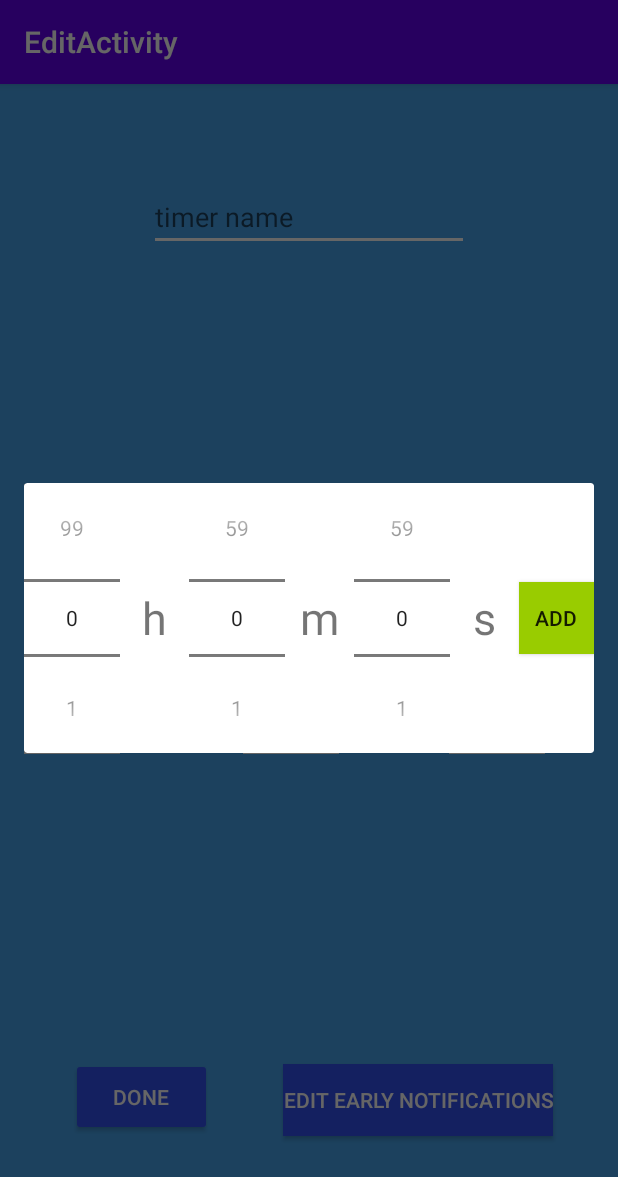
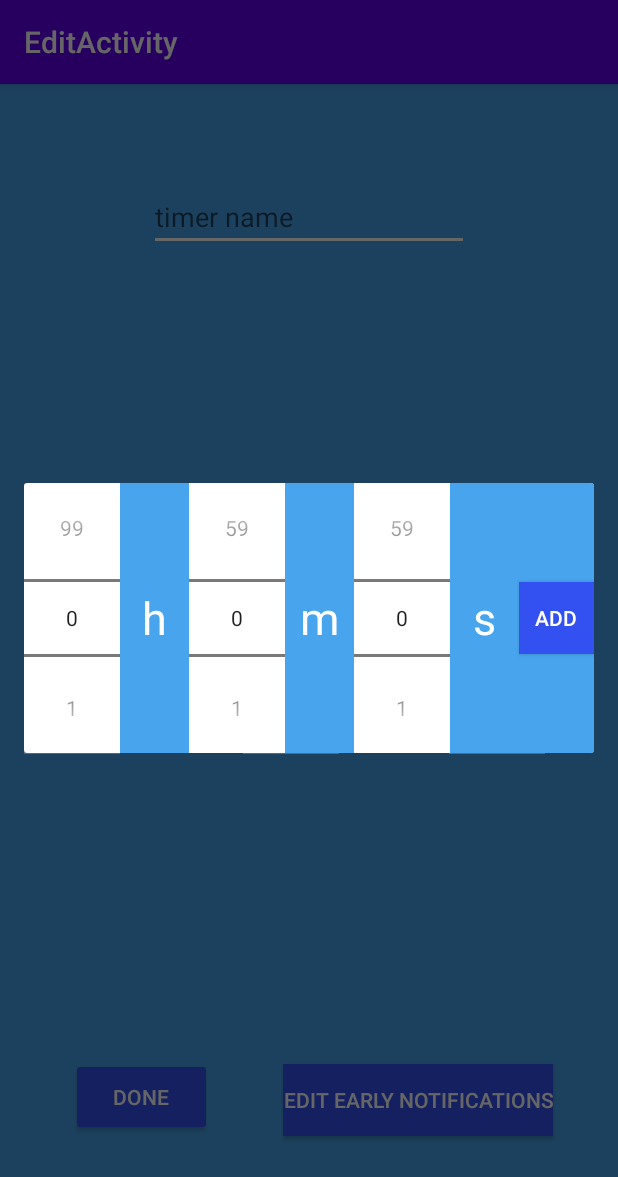
Before and after one commit to Nathanieljg/JuniorDesign, an Android app: the fragment AddEarlyNotificationFragment placed in its activity, on a phone screen of 412 x 824 dp. Shown: the top 1177 px of the screen. Run offline under Robolectric (Android 15) with nearby library versions, the light colour scheme and no system bars; 4 statements that could not run were skipped.

Commit message:
Update fragment_add_early_notification.xml

```diff
--- a/app/src/main/res/layout/fragment_add_early_notification.xml
+++ b/app/src/main/res/layout/fragment_add_early_notification.xml
@@ -1,63 +1,71 @@
 <?xml version="1.0" encoding="utf-8"?>
 <LinearLayout xmlns:android="http://schemas.android.com/apk/res/android"
+    xmlns:app="http://schemas.android.com/apk/res-auto"
     xmlns:tools="http://schemas.android.com/tools"
+    android:id="@+id/addEarlyNotificationFragment"
     android:layout_width="match_parent"
     android:layout_height="wrap_content"
-    xmlns:app="http://schemas.android.com/apk/res-auto"
-    android:id="@+id/addEarlyNotificationFragment"
-    tools:context=".AddEarlyNotificationFragment"
-    android:orientation="horizontal">
+    android:background="#47A4ED"
+    android:orientation="horizontal"
+    tools:context=".AddEarlyNotificationFragment">
 
     <NumberPicker
         android:id="@+id/editEarlyNotificationsNumberPickerHours"
         android:layout_width="wrap_content"
-        android:layout_height="wrap_content" />
+        android:layout_height="wrap_content"
+        android:background="#FFFFFF" />
 
     <TextView
         android:id="@+id/editEarlyNotificationsTextViewH"
         android:layout_width="46dp"
         android:layout_height="102dp"
+        android:layout_gravity="center_vertical"
         android:gravity="center"
         android:text="@string/hours_text"
-        android:textSize="30sp"
-        android:layout_gravity="center_vertical"/>
+        android:textColor="#FFFFFF"
+        android:textSize="30sp" />
 
     <NumberPicker
         android:id="@+id/editEarlyNotificationsNumberPickerMinutes"
         android:layout_width="wrap_content"
-        android:layout_height="wrap_content" />
+        android:layout_height="wrap_content"
+        android:background="#FFFFFF" />
 
     <TextView
         android:id="@+id/editEarlyNotificationsTextViewM"
         android:layout_width="46dp"
         android:layout_height="102dp"
+        android:layout_gravity="center_vertical"
         android:gravity="center"
         android:text="@string/minutes_text"
-        android:textSize="30sp"
-        android:layout_gravity="center_vertical"/>
+        android:textColor="#FFFFFF"
+        android:textSize="30sp" />
 
     <NumberPicker
         android:id="@+id/editEarlyNotificationsNumberPickerSeconds"
         android:layout_width="wrap_content"
-        android:layout_height="wrap_content" />
+        android:layout_height="wrap_content"
+        android:background="#FFFFFF" />
 
     <TextView
         android:id="@+id/editEarlyNotificationsTextViewS"
         android:layout_width="46dp"
         android:layout_height="102dp"
+        android:layout_gravity="center_vertical"
         android:gravity="center"
         android:text="@string/seconds_text"
-        android:textSize="30sp"
-        android:layout_gravity="center_vertical"/>
+        android:textColor="#FFFFFF"
+        android:textSize="30sp" />
 
     <Button
         android:id="@+id/addEarlyWarningDialogButton"
         android:layout_width="0dp"
         android:layout_height="wrap_content"
+        android:layout_gravity="center_vertical"
         android:layout_weight="1"
+        android:background="#3350F1"
         android:text="@string/addString"
-        android:layout_gravity="center_vertical"
-        android:background="@android:color/holo_green_light"/>
+        android:textColor="#FFFFFF" />
 
 
 </LinearLayout>
```
